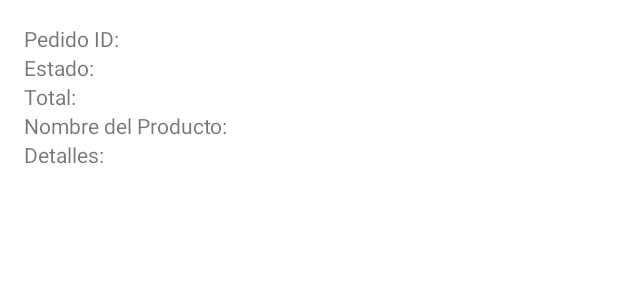
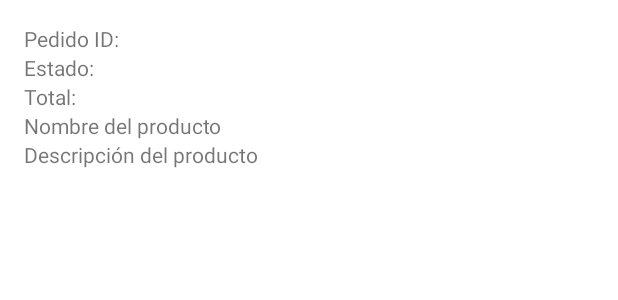
Before and after one commit to inspedralbes/transversal-tr1-2024-2025-android-dam_24_25_tr1g7_android, an Android app built with Jetpack Compose: the layout item_pedido.xml on its own in the app's theme, with its tools: preview values and no code run, on a phone screen of 412 x 824 dp. Shown: the top 300 px of the screen. Run offline under Robolectric (Android 15) with nearby library versions, the phone set to English and light mode, and no system bars; network calls fail.

Commit message:
commit f44

```diff
--- a/app/src/main/java/com/example/projecte01/CarritoActivity.kt
+++ b/app/src/main/java/com/example/projecte01/CarritoActivity.kt
@@ -147,7 +147,6 @@ class CarritoActivity : AppCompatActivity() {
                     val total = product.price
                     Log.d("CarritoActivity", "Creando orden: userId=$userId, productId=${product.product_id}, total=$total")
 
-                    // Aquí llamas a tu API para crear la comanda.
                     val response = RetrofitClient.instance.createOrder(userId, product.product_id, total)
 
                     Log.d("CarritoActivity", "Respuesta recibida: ${response.raw()}")
--- a/app/src/main/res/layout/item_fullscreen_product.xml
+++ b/app/src/main/res/layout/item_fullscreen_product.xml
@@ -1,4 +1,3 @@
-<!-- res/layout/item_fullscreen_product.xml -->
 <LinearLayout xmlns:android="http://schemas.android.com/apk/res/android"
     android:orientation="vertical"
     android:layout_width="match_parent"
--- a/app/src/main/res/layout/item_pedido.xml
+++ b/app/src/main/res/layout/item_pedido.xml
@@ -24,21 +24,20 @@
         android:text="Total:" />
 
     <TextView
-        android:id="@+id/pedidoNombreTextView"
+        android:id="@+id/pedidoNameTextView"
         android:layout_width="wrap_content"
         android:layout_height="wrap_content"
-        android:text="Nombre del Producto:" />
+        android:text="Nombre del producto" />
 
     <TextView
-        android:id="@+id/pedidoDetallesTextView"
+        android:id="@+id/pedidoDescriptionTextView"
         android:layout_width="wrap_content"
         android:layout_height="wrap_content"
-        android:text="Detalles:" />
+        android:text="Descripción del producto" />
 
     <ImageView
-        android:id="@+id/pedidoImagenImageView"
+        android:id="@+id/pedidoImageView"
         android:layout_width="100dp"
         android:layout_height="100dp"
         android:scaleType="centerCrop" />
-
 </LinearLayout>
```
